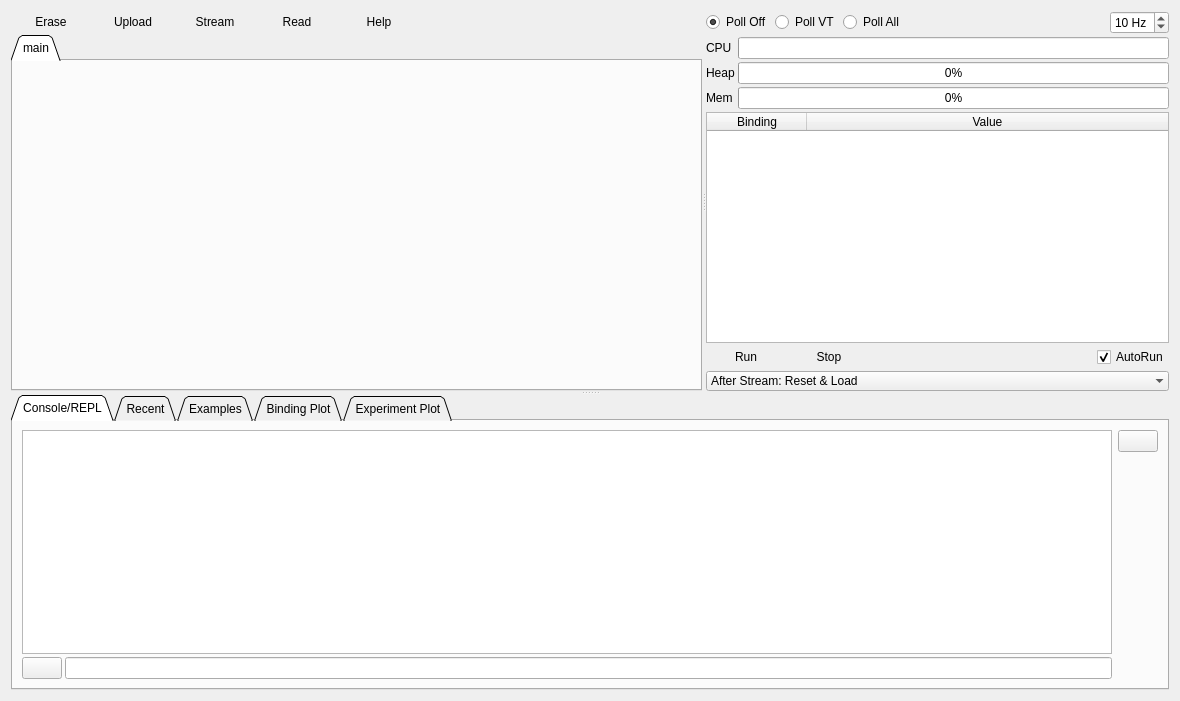
The window that pages/pagelisp.ui (vedderb/vesc_tool) describes before a commit, drawn with Qt 5.
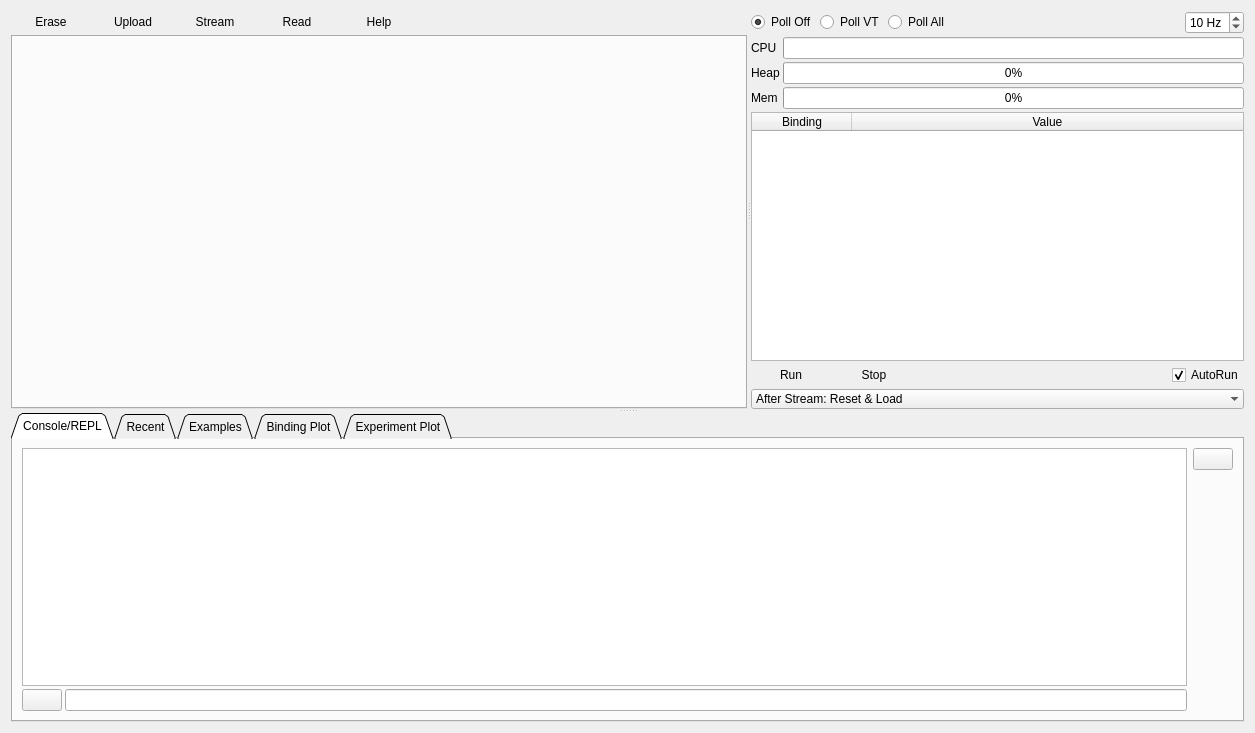
The same window after the commit. Icons and pictures are not drawn. Custom widgets are drawn as their Qt base class.

Commit message: Movable lisp-tabs and better recent open behavior

What changed in the file:
```diff
--- a/pages/pagelisp.ui
+++ b/pages/pagelisp.ui
@@ -6,8 +6,8 @@
    <rect>
     <x>0</x>
     <y>0</y>
-    <width>1180</width>
-    <height>701</height>
+    <width>1255</width>
+    <height>733</height>
    </rect>
   </property>
   <property name="windowTitle">
@@ -138,11 +138,9 @@
           <property name="currentIndex">
            <number>0</number>
           </property>
-          <widget class="ScriptEditor" name="mainEdit">
-           <attribute name="title">
-            <string>main</string>
-           </attribute>
-          </widget>
+          <property name="movable">
+           <bool>true</bool>
+          </property>
          </widget>
         </item>
        </layout>
@@ -402,7 +400,7 @@
        <attribute name="title">
         <string>Console/REPL</string>
        </attribute>
-       <layout class="QHBoxLayout" name="horizontalLayout_7">
+       <layout class="QHBoxLayout" name="horizontalLayout_5" stretch="1,0">
         <item>
          <layout class="QVBoxLayout" name="verticalLayout_8">
           <property name="spacing">
@@ -447,9 +445,15 @@
          </layout>
         </item>
         <item>
-         <layout class="QVBoxLayout" name="verticalLayout_3">
+         <layout class="QVBoxLayout" name="verticalLayout_3" stretch="0,1">
           <item>
            <widget class="QPushButton" name="clearConsoleButton">
+            <property name="sizePolicy">
+             <sizepolicy hsizetype="Fixed" vsizetype="Fixed">
+              <horstretch>0</horstretch>
+              <verstretch>0</verstretch>
+             </sizepolicy>
+            </property>
             <property name="text">
              <string/>
             </property>
@@ -885,12 +889,6 @@
    <extends>QTextEdit</extends>
    <header>widgets/vtextbrowser.h</header>
   </customwidget>
-  <customwidget>
-   <class>ScriptEditor</class>
-   <extends>QWidget</extends>
-   <header>widgets/scripteditor.h</header>
-   <container>1</container>
-  </customwidget>
   <customwidget>
    <class>HistoryLineEdit</class>
    <extends>QLineEdit</extends>
```
Left out of the diff: 44 changed lines with no effect on the pictures. The commit also changes 3 other files.
